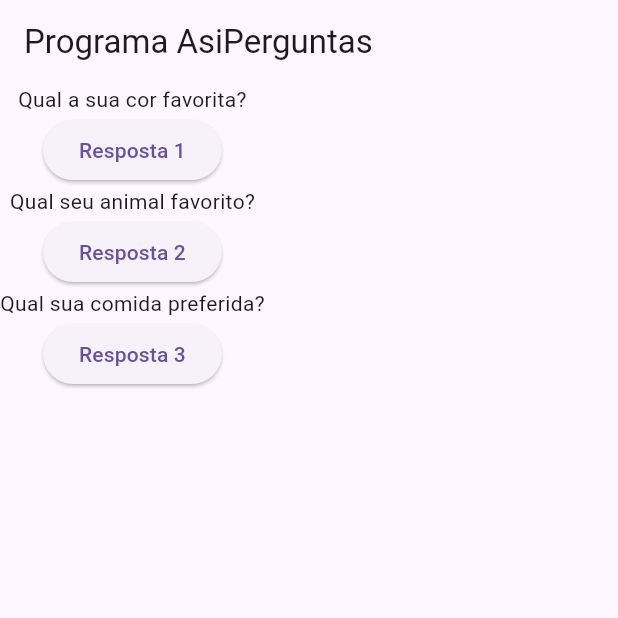
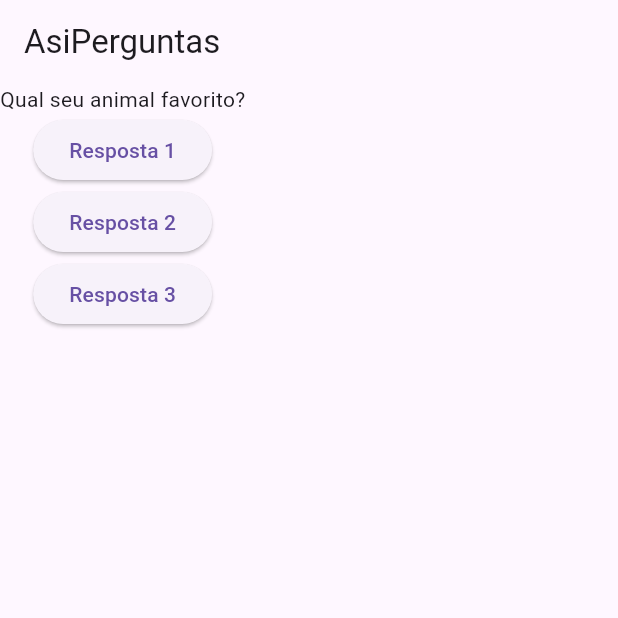
Before and after one commit to Leonardo-Toledo-Alves-Costa/perguntas_respostas, a Flutter app: the screen it shows after launch, after a tap on "Resposta 1", on a phone screen of 412 x 824 dp, the top half of it. Run offline on Flutter 3.47's test engine with Material 3 defaults, Android fonts, the phone set to English and light mode, and no system bars.

Commit message:
Mudanças feitas durante as aulas

```diff
--- a/lib/main.dart
+++ b/lib/main.dart
@@ -1,6 +1,15 @@
 import 'package:flutter/material.dart';
+import './questao.dart';
 
-class PerguntaApp extends StatelessWidget{
+class PerguntaAppState extends State<PerguntaApp> {
+  var perguntaSelecionada = 0;
+
+  void responder(){
+    setState(() {
+      perguntaSelecionada++;
+    });
+    print(perguntaSelecionada);
+  }
 
   @override
   Widget build(BuildContext context){
@@ -10,29 +19,23 @@
       'Qual sua comida preferida?'
     ];
 
-    void responder(){
-      return print('Pergunta respondida, vamos para a próxima!');
-    }
-
 
     return MaterialApp(
       home: Scaffold(
         appBar: AppBar(
-          title: Text("Programa AsiPerguntas"),
+          title: Text("AsiPerguntas"),
         ),
         body: Column(
           children: [
-            Text(perguntas[0]),
+            Questao(perguntas[perguntaSelecionada]),
             ElevatedButton(
               onPressed: responder,
               child: Text('Resposta 1'),
             ),
-            Text(perguntas[1]),
             ElevatedButton(
               onPressed: responder,
               child: Text('Resposta 2'),
             ),
-            Text(perguntas[2]),
             ElevatedButton(
               onPressed: responder,
               child: Text('Resposta 3'),
@@ -45,4 +48,13 @@
 
 }
 
-main() => runApp(new PerguntaApp());
+class PerguntaApp extends StatefulWidget{
+  @override
+  PerguntaAppState createState(){
+    return PerguntaAppState();
+  }
+}
+
+
+
+main() => runApp(PerguntaApp());
--- /dev/null
+++ b/lib/questao.dart
@@ -0,0 +1,13 @@
+import 'package:flutter/material.dart';
+
+class Questao extends StatelessWidget {
+
+final String texto;
+
+const Questao(this.texto);
+
+  @override
+  Widget build(BuildContext context) {
+    return Text(texto);
+  }
+}
```
